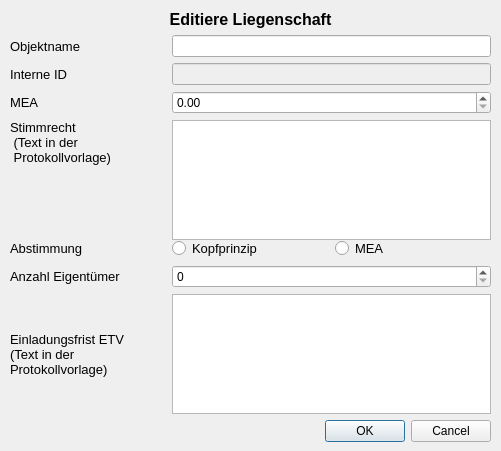
First picture: the form in propertysettings.ui, repository ealkenbrecher/ETVManager, before the edit.
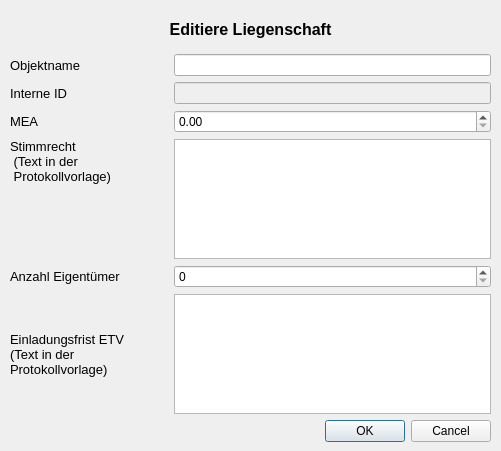
Second picture: the form after the edit.

```diff
--- a/propertysettings.ui
+++ b/propertysettings.ui
@@ -23,19 +23,7 @@
     </rect>
    </property>
    <layout class="QGridLayout" name="gridLayout">
-    <item row="5" column="2">
-     <widget class="QRadioButton" name="radioButtonMea">
-      <property name="font">
-       <font>
-        <pointsize>10</pointsize>
-       </font>
-      </property>
-      <property name="text">
-       <string>MEA</string>
-      </property>
-     </widget>
-    </item>
-    <item row="9" column="0" colspan="3">
+    <item row="8" column="0" colspan="3">
      <widget class="QDialogButtonBox" name="buttonBox">
       <property name="orientation">
        <enum>Qt::Horizontal</enum>
@@ -62,18 +50,6 @@
       </property>
      </widget>
     </item>
-    <item row="1" column="0">
-     <widget class="QLabel" name="label_4">
-      <property name="font">
-       <font>
-        <pointsize>10</pointsize>
-       </font>
-      </property>
-      <property name="text">
-       <string>Objektname</string>
-      </property>
-     </widget>
-    </item>
     <item row="0" column="0" colspan="3">
      <widget class="QLabel" name="label_6">
       <property name="font">
@@ -91,18 +67,6 @@
       </property>
      </widget>
     </item>
-    <item row="6" column="0">
-     <widget class="QLabel" name="label_3">
-      <property name="font">
-       <font>
-        <pointsize>10</pointsize>
-       </font>
-      </property>
-      <property name="text">
-       <string>Anzahl Eigentümer</string>
-      </property>
-     </widget>
-    </item>
     <item row="2" column="0">
      <widget class="QLabel" name="label_5">
       <property name="font">
@@ -115,7 +79,31 @@
       </property>
      </widget>
     </item>
-    <item row="7" column="0" rowspan="2">
+    <item row="1" column="0">
+     <widget class="QLabel" name="label_4">
+      <property name="font">
+       <font>
+        <pointsize>10</pointsize>
+       </font>
+      </property>
+      <property name="text">
+       <string>Objektname</string>
+      </property>
+     </widget>
+    </item>
+    <item row="5" column="0">
+     <widget class="QLabel" name="label_3">
+      <property name="font">
+       <font>
+        <pointsize>10</pointsize>
+       </font>
+      </property>
+      <property name="text">
+       <string>Anzahl Eigentümer</string>
+      </property>
+     </widget>
+    </item>
+    <item row="6" column="0" rowspan="2">
      <widget class="QLabel" name="label_7">
       <property name="font">
        <font>
@@ -160,22 +148,10 @@
       </property>
      </widget>
     </item>
-    <item row="5" column="1">
-     <widget class="QRadioButton" name="radioButtonHead">
-      <property name="font">
-       <font>
-        <pointsize>10</pointsize>
-       </font>
-      </property>
-      <property name="text">
-       <string>Kopfprinzip</string>
-      </property>
-     </widget>
-    </item>
-    <item row="3" column="1" colspan="2">
-     <widget class="QDoubleSpinBox" name="mea">
+    <item row="5" column="1" colspan="2">
+     <widget class="QSpinBox" name="ownerQuantity">
       <property name="maximum">
-       <double>99999.990000000005239</double>
+       <number>999</number>
       </property>
      </widget>
     </item>
@@ -192,14 +168,14 @@
     <item row="1" column="1" colspan="2">
      <widget class="QLineEdit" name="propertyName"/>
     </item>
-    <item row="6" column="1" colspan="2">
-     <widget class="QSpinBox" name="ownerQuantity">
+    <item row="3" column="1" colspan="2">
+     <widget class="QDoubleSpinBox" name="mea">
       <property name="maximum">
-       <number>999</number>
+       <double>99999.990000000005239</double>
       </property>
      </widget>
     </item>
-    <item row="7" column="1" rowspan="2" colspan="2">
+    <item row="6" column="1" rowspan="2" colspan="2">
      <widget class="QTextEdit" name="deadline">
       <property name="minimumSize">
        <size>
@@ -218,18 +194,6 @@
       </property>
      </widget>
     </item>
-    <item row="5" column="0">
-     <widget class="QLabel" name="label_8">
-      <property name="font">
-       <font>
-        <pointsize>10</pointsize>
-       </font>
-      </property>
-      <property name="text">
-       <string>Abstimmung</string>
-      </property>
-     </widget>
-    </item>
    </layout>
   </widget>
  </widget>
```
